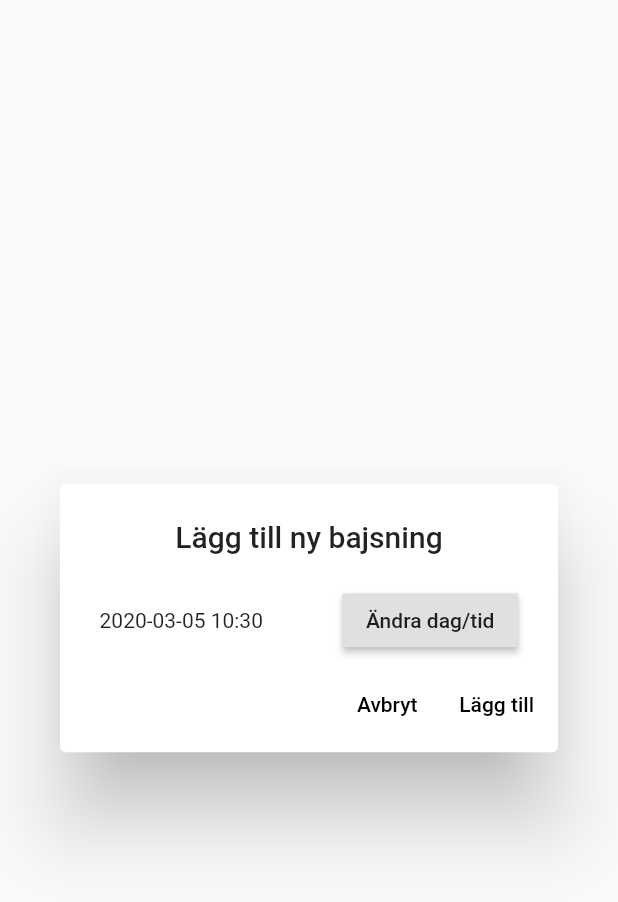
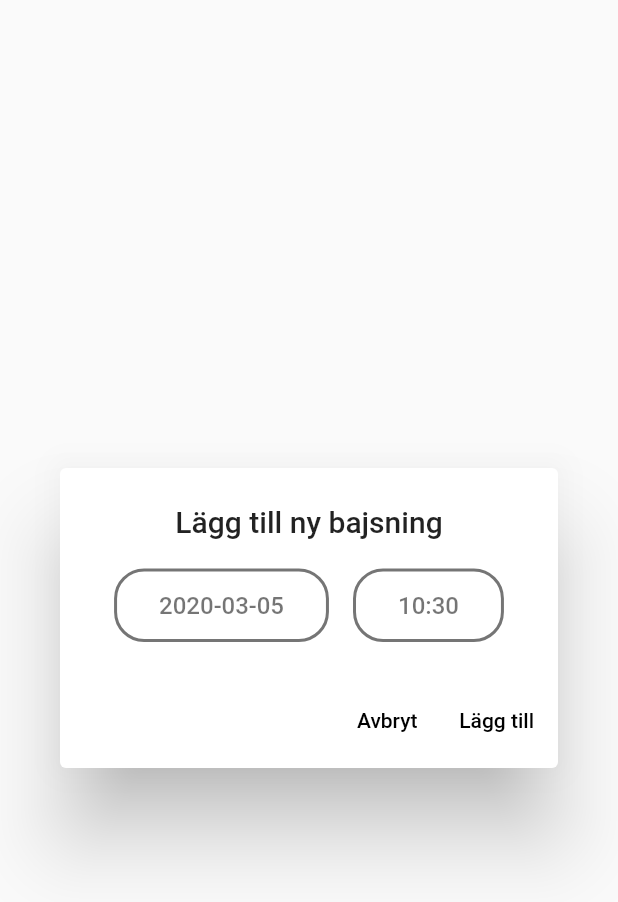
Before and after one commit to elisabet123/bajsappen, a Flutter app: the PoopButtonAddDialog widget shown alone on an empty page, opened directly, on a phone screen of 412 x 824 dp. Shown: the top 902 px of the screen. Run offline on Flutter 3.47's test engine with Material 2 defaults, Android fonts, the phone set to English and light mode, and no system bars; our stand-ins replace charts_flutter, sqflite; accounts and stored records are empty.

Commit message:
Changed input button for date/time

```diff
--- a/lib/poopbutton.dart
+++ b/lib/poopbutton.dart
@@ -60,31 +60,38 @@ class PoopButtonAddDialog extends StatefulWidget {
 class PoopButtonAddDialogState extends State<PoopButtonAddDialog> {
   DateTime _poop = DateTime.now();
 
-  DateTime setMidnightTime(DateTime initial) {
-    return DateTime(initial.year, initial.month, initial.day);
-  }
-
   DateTime setTime(DateTime date, TimeOfDay time) {
     return DateTime(date.year, date.month, date.day, time.hour, time.minute);
   }
 
-  Future<Null> _selectDate(BuildContext context) async {
+  DateTime setDate(DateTime date, DateTime original) {
+    return DateTime(
+        date.year, date.month, date.day, original.hour, original.minute);
+  }
+
+  _selectDate(BuildContext context) async {
     final DateTime picked = await showDatePicker(
       context: context,
       initialDate: _poop,
       firstDate: DateTime(_poop.year - 1),
       lastDate: DateTime.now(),
     );
-    if (picked != null && picked != setMidnightTime(_poop)) {
+    if (picked != null) {
+      setState(() {
+        _poop = setDate(picked, _poop);
+      });
+    }
+  }
+
+  _selectTime(BuildContext context) async {
     final TimeOfDay time = await showTimePicker(
       context: context,
       initialTime: TimeOfDay.fromDateTime(_poop),
     );
 
     setState(() {
-        _poop = setTime(picked, time);
+      _poop = setTime(_poop, time);
     });
-    }
   }
 
   @override
@@ -98,25 +105,54 @@ class PoopButtonAddDialogState extends State<PoopButtonAddDialog> {
         mainAxisSize: MainAxisSize.min,
         children: <Widget>[
           Padding(
-            padding: EdgeInsets.fromLTRB(24.0, 24.0, 24.0, 20.0), //last one 0.0?
+            padding: EdgeInsets.fromLTRB(24.0, 24.0, 24.0, 0.0),
             child: DefaultTextStyle(
               style: dialogTheme.titleTextStyle ?? theme.textTheme.title,
               child: Semantics(
-                child: Text(PoopLocalizations.of(context).get('add_poop_title')),
+                child:
+                    Text(PoopLocalizations.of(context).get('add_poop_title')),
                 namesRoute: true,
                 container: true,
               ),
             ),
           ),
-          Row(
-            mainAxisAlignment: MainAxisAlignment.spaceAround,
+          Padding(
+            padding: EdgeInsets.fromLTRB(20.0, 20.0, 20.0, 20.0),
+            child: Row(
+              mainAxisAlignment: MainAxisAlignment.spaceEvenly,
               children: <Widget>[
-              Text('${DateFormat('yyyy-MM-dd HH:mm').format(_poop)}'),
-              RaisedButton(
+                FlatButton(
+                  padding: EdgeInsets.fromLTRB(30.0, 15.0, 30.0, 15.0),
+                  child: Text(
+                    '${DateFormat('yyyy-MM-dd').format(_poop)}',
+                    style: TextStyle(fontSize: 16.0, color: Colors.black54),
+                  ),
+                  shape: RoundedRectangleBorder(
+                    side: BorderSide(
+                      color: Colors.black54,
+                      width: 2,
+                    ),
+                    borderRadius: BorderRadius.circular(20.0),
+                  ),
                   onPressed: () => _selectDate(context),
-                child: Text(PoopLocalizations.of(context).get('change_date')),
+                ),
+                FlatButton(
+                  padding: EdgeInsets.fromLTRB(30, 15.0, 30.0, 15.0),
+                  child: Text(
+                    '${DateFormat('HH:mm').format(_poop)}',
+                    style: TextStyle(fontSize: 16.0, color: Colors.black54),
+                  ),
+                  shape: RoundedRectangleBorder(
+                    side: BorderSide(
+                      color: Colors.black54,
+                      width: 2,
+                    ),
+                    borderRadius: BorderRadius.circular(20.0),
+                  ),
+                  onPressed: () => _selectTime(context),
                 ),
               ],
+            ),
           ),
           ButtonBar(
             children: <Widget>[
@@ -126,38 +162,11 @@ class PoopButtonAddDialogState extends State<PoopButtonAddDialog> {
               ),
               FlatButton(
                   onPressed: () => Navigator.of(context).pop(_poop),
-                  child: Text(PoopLocalizations.of(context).get('add'))
-              ),
+                  child: Text(PoopLocalizations.of(context).get('add'))),
             ],
           ),
         ],
       ),
     );
-
   }
 }
-
-/*
-return AlertDialog(
-      title: Text(PoopLocalizations.of(context).get('add_poop_title')),
-      content: Row(
-        mainAxisAlignment: MainAxisAlignment.spaceBetween,
-        children: <Widget>[
-          Text('${DateFormat('yyyy-MM-dd HH:mm').format(_poop)}'),
-          RaisedButton(
-            onPressed: () => _selectDate(context),
-            child: Text(PoopLocalizations.of(context).get('change_date')),
-          ),
-        ],
-      ),
-      actions: <Widget>[
-        FlatButton(
-          onPressed: () => Navigator.of(context).pop(null),
-          child: Text(PoopLocalizations.of(context).get('cancel')),
-        ),
-        FlatButton(
-            onPressed: () => Navigator.of(context).pop(_poop),
-            child: Text(PoopLocalizations.of(context).get('add'))),
-      ],
-    );
- */
```
Lines whose indentation alone changed are shown as unchanged.
